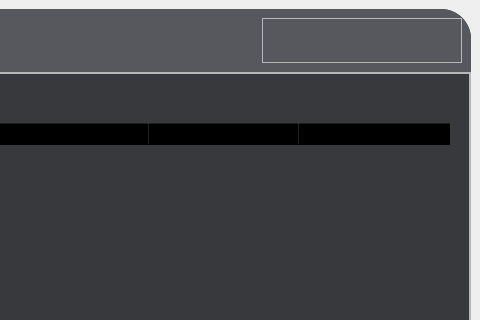
Old version of the form InterfaceUi.ui in the repository SparkChen927/Database-System; both pictures show x 625 to 1105 and y 0 to 320 of the 1105 by 715 pixel window.
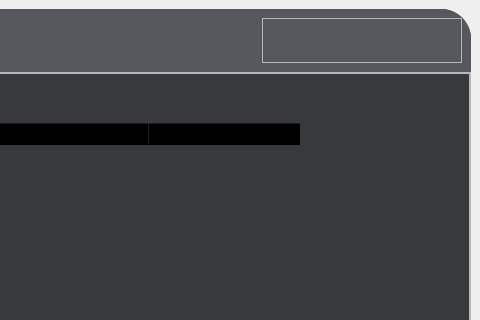
New version of the form. The open tabs and pages were chosen to show the change. Icons and pictures are not drawn.

Commit message: 修改部分错误

The edit to the form file:
```diff
--- a/InterfaceUi.ui
+++ b/InterfaceUi.ui
@@ -736,11 +736,6 @@
                    <string>接货员</string>
                   </property>
                  </column>
-                 <column>
-                  <property name="text">
-                   <string>操作</string>
-                  </property>
-                 </column>
                 </widget>
                 <widget class="QPushButton" name="pushButton_anlyFind">
                  <property name="geometry">
```
Left out of the diff: 2 changed lines with no effect on the pictures. The commit also changes 2 other files.
